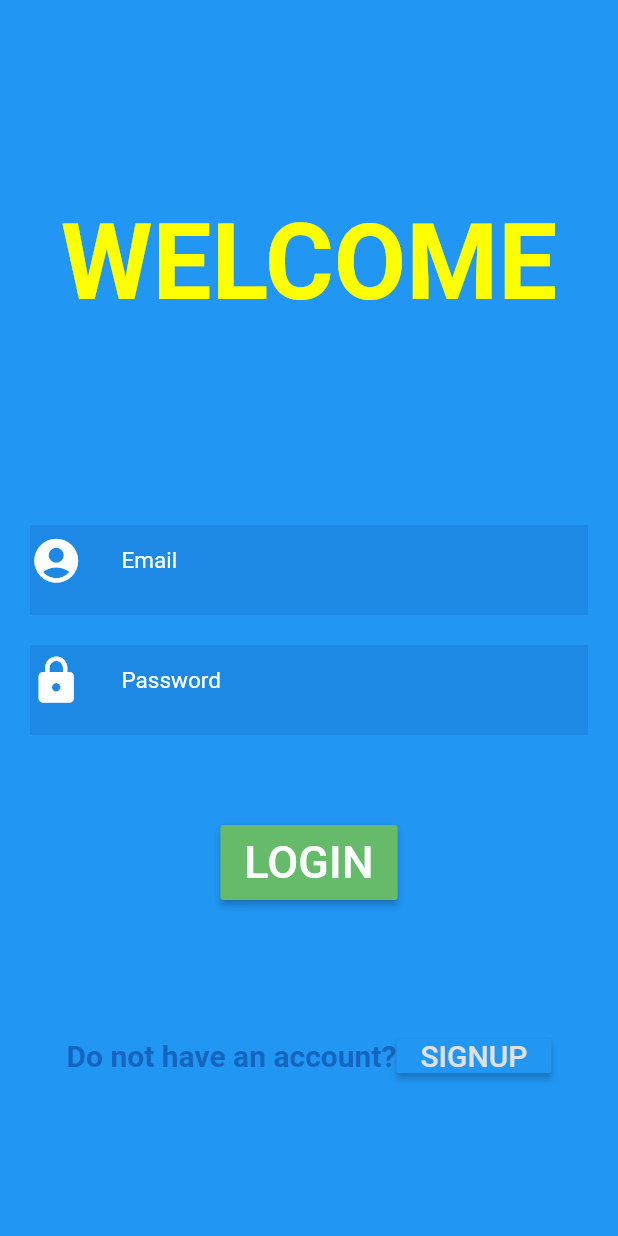
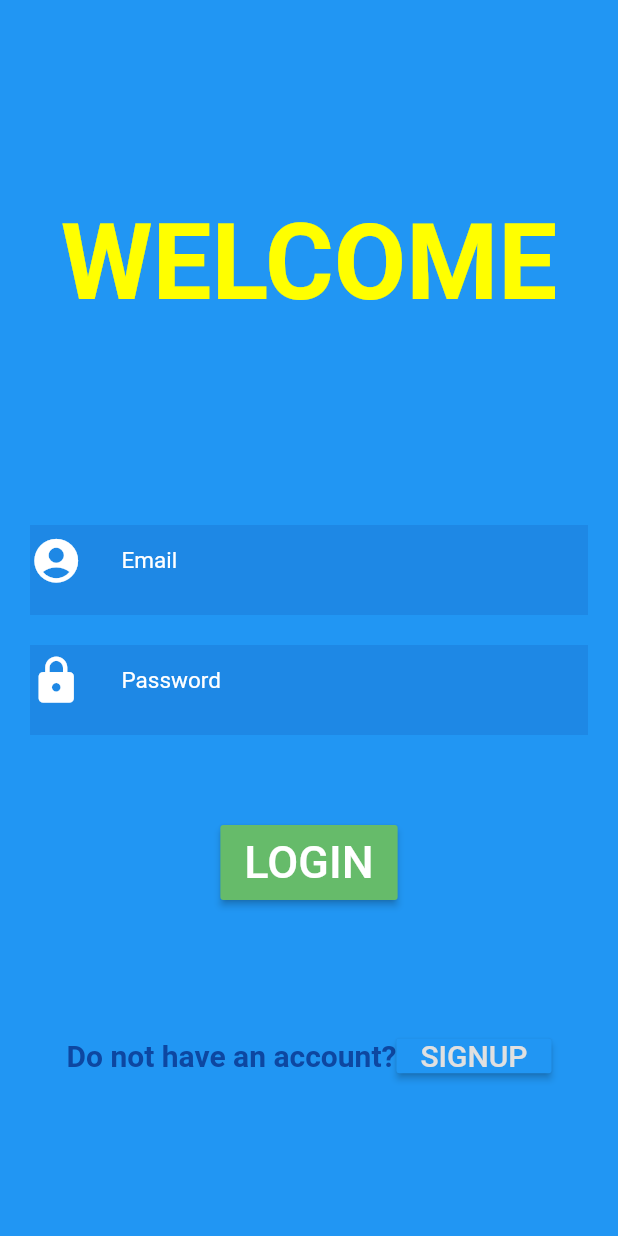
Before and after one commit to sherautcarsh/Recordatorio, a Flutter app: the screen it shows after launch, on a phone screen of 412 x 824 dp. Run offline on Flutter 3.47's test engine with Material 2 defaults, Android fonts, the phone set to English and light mode, and no system bars; drawn by our look-alikes of animated_text_kit; our stand-ins replace firebase_auth; accounts and stored records are empty.

```diff
--- a/lib/welcome_page.dart
+++ b/lib/welcome_page.dart
@@ -55,7 +55,7 @@ class _WelcomeLoginState extends State<WelcomeLogin> {
                   Text(
                     "Do not have an account?",
                     style: TextStyle(
-                      color: Colors.blue[800],
+                      color: Colors.blue[900],
                       fontSize: 20.0,
                       fontWeight: FontWeight.bold,
                     ),
```
